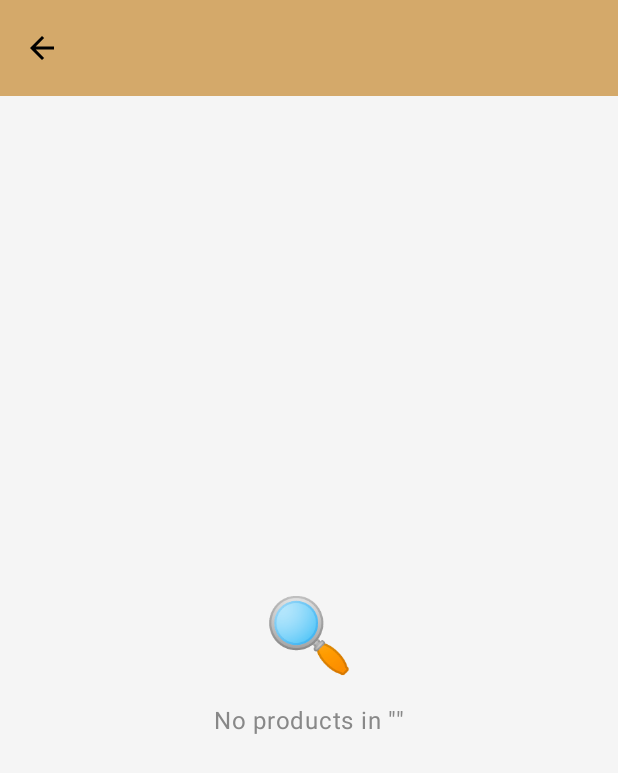
After one commit to ddddddij/GUIAgent-amazon, an Android app built with Jetpack Compose: the CategoryProductsActivity screen opened directly, with no data from a screen before it, on a phone screen of 412 x 824 dp. The commit adds this screen. Shown: the top 773 px of the screen. Run offline under Robolectric (Android 15) with nearby library versions, the light colour scheme and no system bars.

Commit message:
完成菜单页分类浏览功能

```diff
--- a/app/src/main/AndroidManifest.xml
+++ b/app/src/main/AndroidManifest.xml
@@ -58,6 +58,10 @@
             android:name=".ui.screen.checkout.CheckoutActivity"
             android:exported="false"
             android:theme="@style/Theme.Amazon_sim" />
+        <activity
+            android:name=".ui.screen.menu.CategoryProductsActivity"
+            android:exported="false"
+            android:theme="@style/Theme.Amazon_sim" />
     </application>
 
 </manifest>
--- /dev/null
+++ b/app/src/main/java/com/example/amazon_sim/ui/screen/menu/CategoryProductsActivity.kt
@@ -0,0 +1,43 @@
+package com.example.amazon_sim.ui.screen.menu
+
+import android.content.Intent
+import android.os.Bundle
+import androidx.activity.ComponentActivity
+import androidx.activity.compose.setContent
+import androidx.activity.enableEdgeToEdge
+import com.example.amazon_sim.data.repository.ProductRepositoryImpl
+import com.example.amazon_sim.ui.screen.productdetail.ProductDetailActivity
+import com.example.amazon_sim.ui.theme.Amazon_simTheme
+
+class CategoryProductsActivity : ComponentActivity() {
+
+    companion object {
+        const val EXTRA_CATEGORY = "CATEGORY"
+    }
+
+    override fun onCreate(savedInstanceState: Bundle?) {
+        super.onCreate(savedInstanceState)
+        enableEdgeToEdge()
+
+        val category = intent.getStringExtra(EXTRA_CATEGORY) ?: ""
+        val products = ProductRepositoryImpl(this).getProducts()
+            .filter { it.category.equals(category, ignoreCase = true) }
+
+        setContent {
+            Amazon_simTheme {
+                CategoryProductsScreen(
+                    category = category,
+                    products = products,
+                    onBackClick = { finish() },
+                    onProductClick = { productId ->
+                        startActivity(
+                            Intent(this, ProductDetailActivity::class.java).apply {
+                                putExtra(ProductDetailActivity.EXTRA_PRODUCT_ID, productId)
+                            }
+                        )
+                    }
+                )
+            }
+        }
+    }
+}
--- /dev/null
+++ b/app/src/main/java/com/example/amazon_sim/ui/screen/menu/CategoryProductsScreen.kt
@@ -0,0 +1,139 @@
+package com.example.amazon_sim.ui.screen.menu
+
+import androidx.compose.foundation.background
+import androidx.compose.foundation.layout.Arrangement
+import androidx.compose.foundation.layout.Column
+import androidx.compose.foundation.layout.Row
+import androidx.compose.foundation.layout.Spacer
+import androidx.compose.foundation.layout.fillMaxSize
+import androidx.compose.foundation.layout.fillMaxWidth
+import androidx.compose.foundation.layout.height
+import androidx.compose.foundation.layout.padding
+import androidx.compose.foundation.layout.statusBarsPadding
+import androidx.compose.foundation.lazy.LazyColumn
+import androidx.compose.foundation.lazy.items
+import androidx.compose.material.icons.Icons
+import androidx.compose.material.icons.automirrored.filled.ArrowBack
+import androidx.compose.material3.Icon
+import androidx.compose.material3.IconButton
+import androidx.compose.material3.Text
+import androidx.compose.runtime.Composable
+import androidx.compose.ui.Alignment
+import androidx.compose.ui.Modifier
+import androidx.compose.ui.graphics.Color
+import androidx.compose.ui.text.font.FontWeight
+import androidx.compose.ui.unit.dp
+import androidx.compose.ui.unit.sp
+import com.example.amazon_sim.data.repository.ProductDetailRepositoryImpl
+import com.example.amazon_sim.domain.model.Product
+import com.example.amazon_sim.ui.screen.search.components.ProductResultCard
+import com.example.amazon_sim.ui.theme.AmazonProfileTopBackground
+
+@Composable
+fun CategoryProductsScreen(
+    category: String,
+    products: List<Product>,
+    onBackClick: () -> Unit,
+    onProductClick: (String) -> Unit
+) {
+    val detailRepo = ProductDetailRepositoryImpl()
+
+    Column(
+        modifier = Modifier
+            .fillMaxSize()
+            .background(Color(0xFFF5F5F5))
+            .statusBarsPadding()
+    ) {
+        // Top bar
+        Row(
+            modifier = Modifier
+                .fillMaxWidth()
+                .background(AmazonProfileTopBackground)
+                .padding(horizontal = 4.dp, vertical = 8.dp),
+            verticalAlignment = Alignment.CenterVertically
+        ) {
+            IconButton(onClick = onBackClick) {
+                Icon(
+                    imageVector = Icons.AutoMirrored.Filled.ArrowBack,
+                    contentDescription = "Back",
+                    tint = Color.Black
+                )
+            }
+            Text(
+                text = category,
+                fontSize = 18.sp,
+                fontWeight = FontWeight.Bold,
+                color = Color.Black,
+                modifier = Modifier.padding(start = 4.dp)
+            )
+        }
+
+        if (products.isEmpty()) {
+            Column(
+                modifier = Modifier
+                    .fillMaxSize()
+                    .padding(32.dp),
+                horizontalAlignment = Alignment.CenterHorizontally,
+                verticalArrangement = Arrangement.Center
+            ) {
+                Text("\uD83D\uDD0D", fontSize = 48.sp)
+                Spacer(modifier = Modifier.height(16.dp))
+                Text(
+                    text = "No products in \"$category\"",
+                    fontSize = 16.sp,
+                    color = Color(0xFF888888)
+                )
+            }
+        } else {
+            LazyColumn(modifier = Modifier.fillMaxSize()) {
+                item {
+                    Text(
+                        text = "${products.size} results in \"$category\"",
+                        fontSize = 12.sp,
+                        color = Color(0xFF888888),
+                        modifier = Modifier.padding(horizontal = 16.dp, vertical = 8.dp)
+                    )
+                }
+
+                items(products) { product ->
+                    val detail = detailRepo.getProductById(product.id)
+                    val firstPriceOption = detail?.specGroups
+                        ?.lastOrNull { group ->
+                            val defaultId = detail.defaultSpecOptionIds[group.dimensionName]
+                            group.options.find { it.id == defaultId }?.price != null
+                        }?.let { group ->
+                            val defaultId = detail.defaultSpecOptionIds[group.dimensionName]
+                            group.options.find { it.id == defaultId }
+                        }
+
+                    val originalPrice = firstPriceOption?.originalPrice
+                    val deliveryDate = detail?.freeDeliveryDate ?: "Friday, March 27"
+
+                    val colorGroup = detail?.specGroups?.find {
+                        it.dimensionName.equals("Color", ignoreCase = true)
+                    }
+                    val defaultColorId = detail?.defaultSpecOptionIds?.get("Color")
+                        ?: detail?.defaultSpecOptionIds?.get("color")
+                    val defaultColorOption = colorGroup?.options?.find { it.id == defaultColorId }
+                    val defaultColorName = defaultColorOption?.label
+                    val extraColorCount = if (colorGroup != null && colorGroup.options.size > 1) {
+                        colorGroup.options.size - 1
+                    } else 0
+
+                    ProductResultCard(
+                        product = product,
+                        originalPrice = originalPrice,
+                        deliveryDate = deliveryDate,
+                        defaultColorName = defaultColorName,
+                        extraColorCount = extraColorCount,
+                        onClick = { onProductClick(product.id) },
+                        onSeeOptionsClick = { onProductClick(product.id) }
+                    )
+                    Spacer(modifier = Modifier.height(8.dp))
+                }
+
+                item { Spacer(modifier = Modifier.height(16.dp)) }
+            }
+        }
+    }
+}
--- a/app/src/main/java/com/example/amazon_sim/ui/screen/menu/MenuViewModel.kt
+++ b/app/src/main/java/com/example/amazon_sim/ui/screen/menu/MenuViewModel.kt
@@ -19,6 +19,10 @@ class MenuViewModel : ViewModel() {
             shortcuts = listOf("Lists", "Orders", "Buy Again", "Account"),
             isDepartmentExpanded = true,
             categories = listOf(
+                "Electronics",
+                "Lifestyle",
+                "Sports",
+                "Food",
                 "Arts & Crafts",
                 "Automotive Parts & Accessories",
                 "Baby",
@@ -27,7 +31,6 @@ class MenuViewModel : ViewModel() {
                 "Computers",
                 "Books",
                 "Digital Music",
-                "Electronics",
                 "Women's Fashion",
                 "Men's Fashion",
                 "Girls' Fashion",
```
Also changed, not shown: app/src/main/java/com/example/amazon_sim/ui/navigation/NavGraph.kt (+11 -0 lines), 5 other files.
